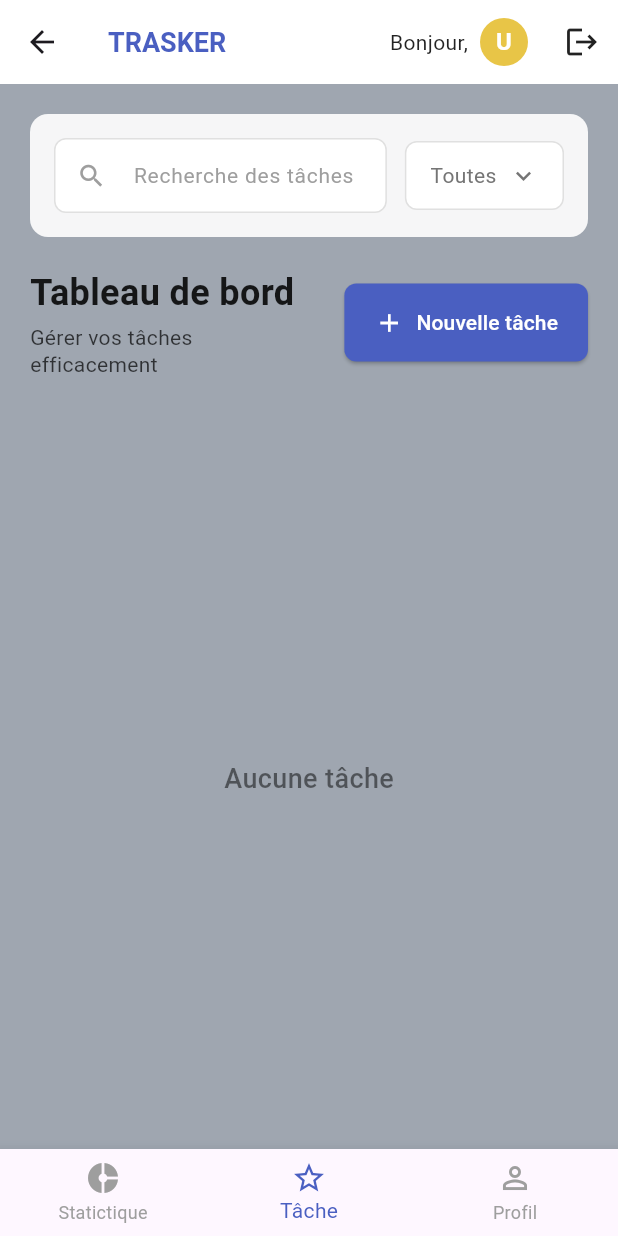
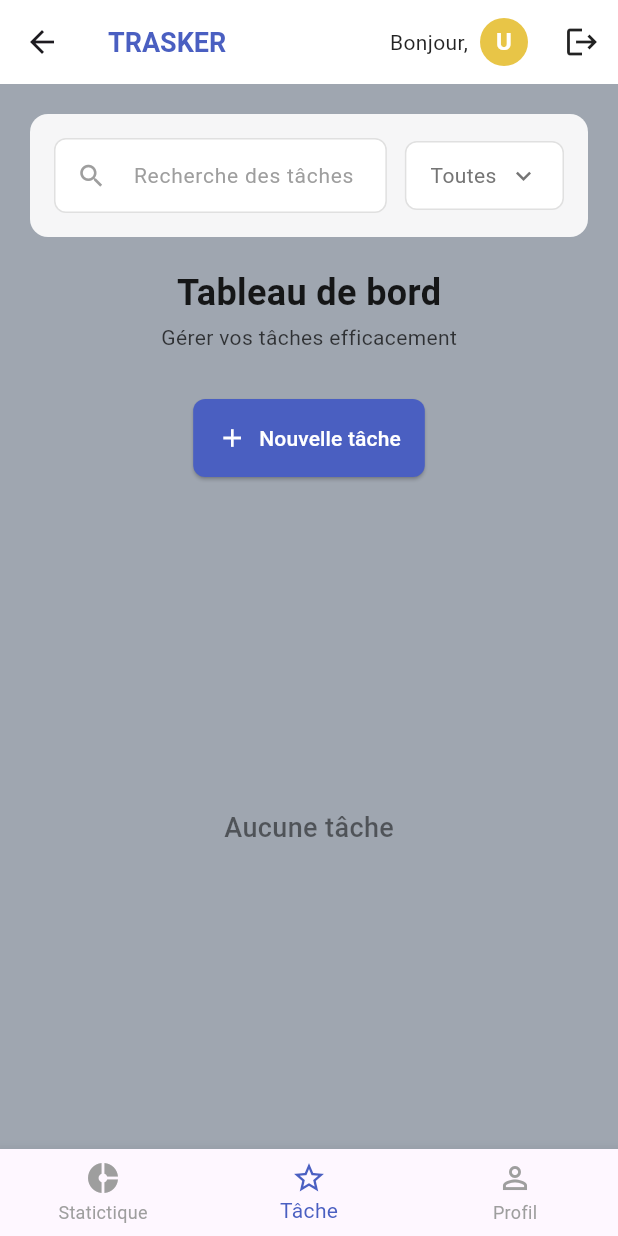
Before and after one commit to AMESSE-ezechiel/TaskApp, a Flutter app: the DashboardScreen screen opened by its route, on a phone screen of 412 x 824 dp. Run offline on Flutter 3.47's test engine with Material 3 defaults, Android fonts, the phone set to English and light mode, and no system bars; our stand-ins replace dio, shared_preferences; accounts and stored records are empty.

Commit message:
dev meCode3

```diff
--- a/lib/Screens/tasks.dart
+++ b/lib/Screens/tasks.dart
@@ -73,7 +73,7 @@ class _DashboardScreenState extends State<DashboardScreen> {
                 color: const Color(0xFF9FA6B0),
                 padding: const EdgeInsets.all(20),
                 child: Column(
-                  crossAxisAlignment: CrossAxisAlignment.start,
+                  crossAxisAlignment: CrossAxisAlignment.center,
                   children: [
                     // Search and filter section
                     Container(
@@ -157,11 +157,14 @@ class _DashboardScreenState extends State<DashboardScreen> {
                     ),
 
                     const SizedBox(height: 20),
-                    Row(
+                    Column(
                       mainAxisAlignment: MainAxisAlignment.spaceBetween,
+                      crossAxisAlignment: CrossAxisAlignment.center,
+                      mainAxisSize: MainAxisSize.min,
+                      spacing: 32,
                       children: [
                         Column(
-                          crossAxisAlignment: CrossAxisAlignment.start,
+                          crossAxisAlignment: CrossAxisAlignment.center,
                           children: [
                             const Text(
                               'Tableau de bord',
@@ -173,7 +176,7 @@ class _DashboardScreenState extends State<DashboardScreen> {
                             ),
                             const SizedBox(height: 4),
                             Text(
-                              'Gérer vos tâches\nefficacement',
+                              'Gérer vos tâches efficacement',
                               style: TextStyle(
                                 fontSize: 14,
                                 color: Colors.black.withOpacity(0.7),
@@ -187,10 +190,10 @@ class _DashboardScreenState extends State<DashboardScreen> {
                           icon: const Icon(Icons.add, size: 20),
                           label: const Text('Nouvelle tâche'),
                           style: ElevatedButton.styleFrom(
-                            backgroundColor: const Color(0xFF4A5FC1),
+                            backgroundColor: Color(0xFF4A5FC1),
                             foregroundColor: Colors.white,
                             padding: const EdgeInsets.symmetric(
-                              horizontal: 20,
+                              horizontal: 16,
                               vertical: 16,
                             ),
                             shape: RoundedRectangleBorder(
```
